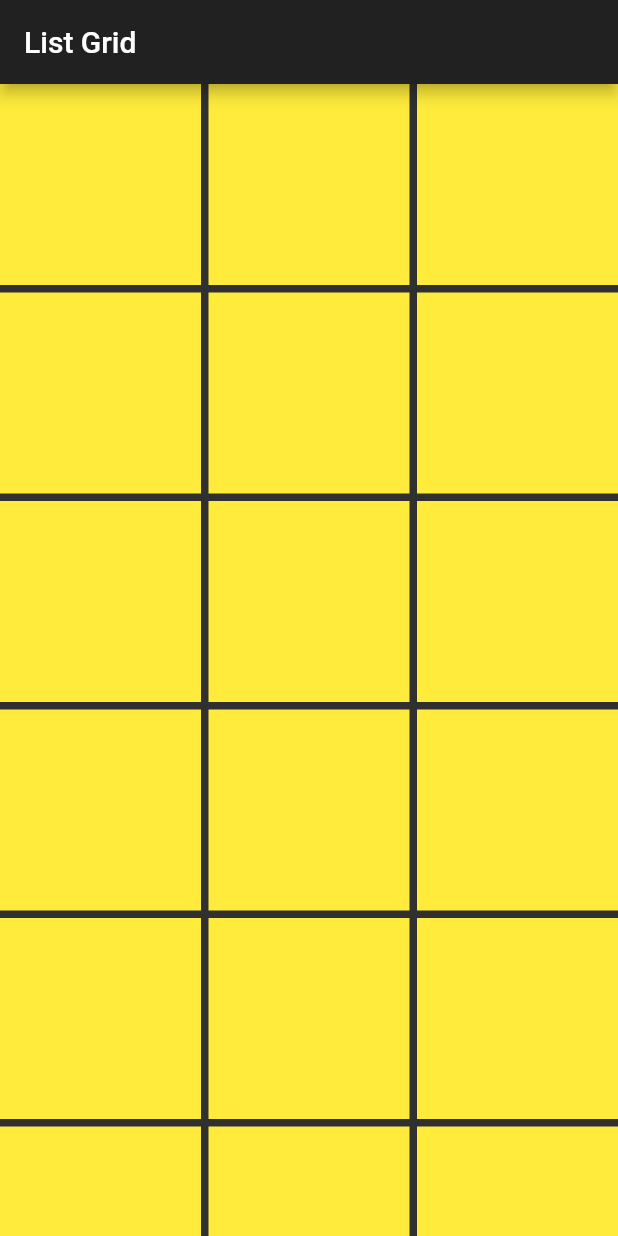
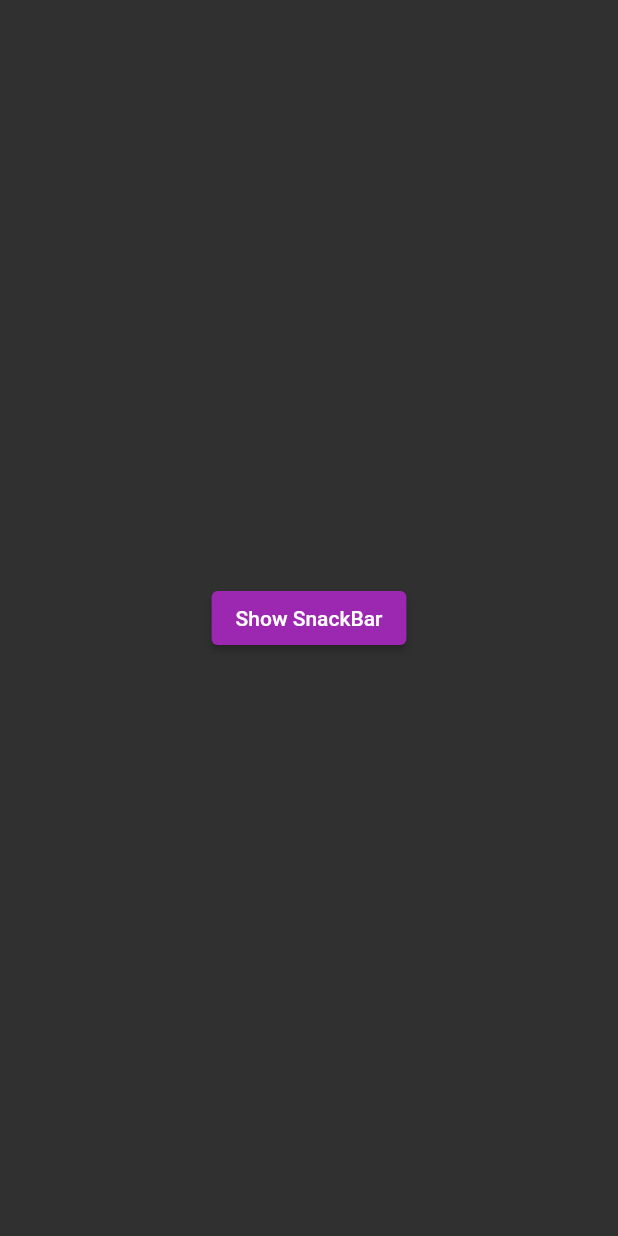
Before and after one commit to akmadan/flutter30days30widgets, a Flutter app: the screen it shows after launch, on a phone screen of 412 x 824 dp. Run offline on Flutter 3.47's test engine with Material 2 defaults, Android fonts, the phone set to English and light mode, and no system bars; our stand-ins replace animated_text_kit, cached_network_image.

Commit message:
snackbar

```diff
--- a/lib/main.dart
+++ b/lib/main.dart
@@ -11,6 +11,7 @@ import 'package:thirty_widgets/widgets/form.dart';
 import 'package:thirty_widgets/widgets/image.dart';
 import 'package:thirty_widgets/widgets/list_grid.dart';
 import 'package:thirty_widgets/widgets/rowscols.dart';
+import 'package:thirty_widgets/widgets/snackbar.dart';
 import 'package:thirty_widgets/widgets/tabbar.dart';
 
 void main() {
@@ -28,6 +29,6 @@ class MyApp extends StatelessWidget {
           brightness: Brightness.dark,
           primarySwatch: Colors.purple,
         ),
-        home: ListGrid());
+        home: SnackBarWidget());
   }
 }
--- /dev/null
+++ b/lib/widgets/snackbar.dart
@@ -0,0 +1,41 @@
+import 'package:flutter/material.dart';
+
+class SnackBarWidget extends StatelessWidget {
+  const SnackBarWidget({Key? key}) : super(key: key);
+
+  @override
+  Widget build(BuildContext context) {
+    return Scaffold(
+      body: Center(
+        child: ElevatedButton(
+          onPressed: () {
+            final snackBar = SnackBar(
+              backgroundColor: Colors.grey.shade900,
+              content: const Text(
+                'This is a snackBar',
+                style: TextStyle(color: Colors.white),
+              ),
+              duration: const Duration(milliseconds: 1500),
+              // width: 280.0,
+              padding: const EdgeInsets.symmetric(
+                horizontal: 8.0,
+              ),
+              behavior: SnackBarBehavior.floating,
+              shape: RoundedRectangleBorder(
+                borderRadius: BorderRadius.circular(10.0),
+              ),
+              action: SnackBarAction(
+                label: 'Undo',
+                textColor: Colors.white,
+                onPressed: () {},
+              ),
+            );
+
+            ScaffoldMessenger.of(context).showSnackBar(snackBar);
+          },
+          child: Text('Show SnackBar'),
+        ),
+      ),
+    );
+  }
+}
```
